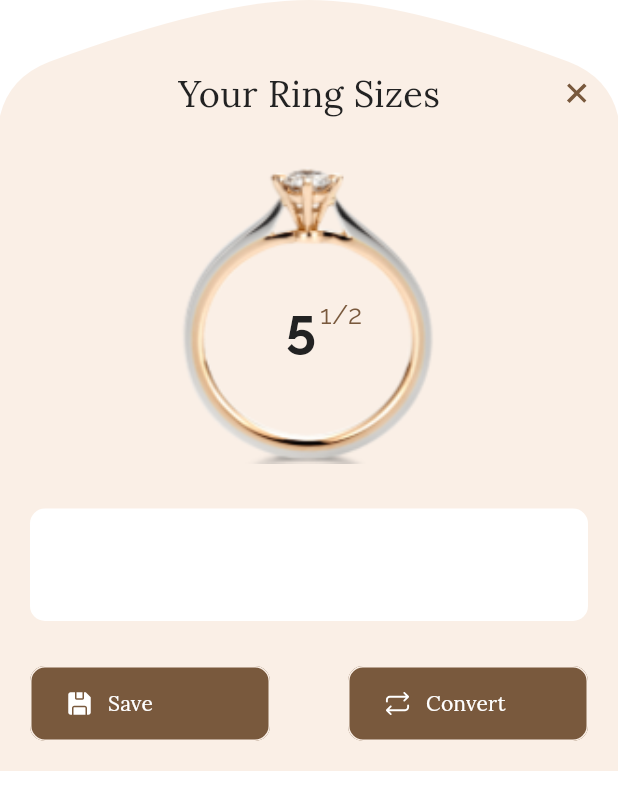
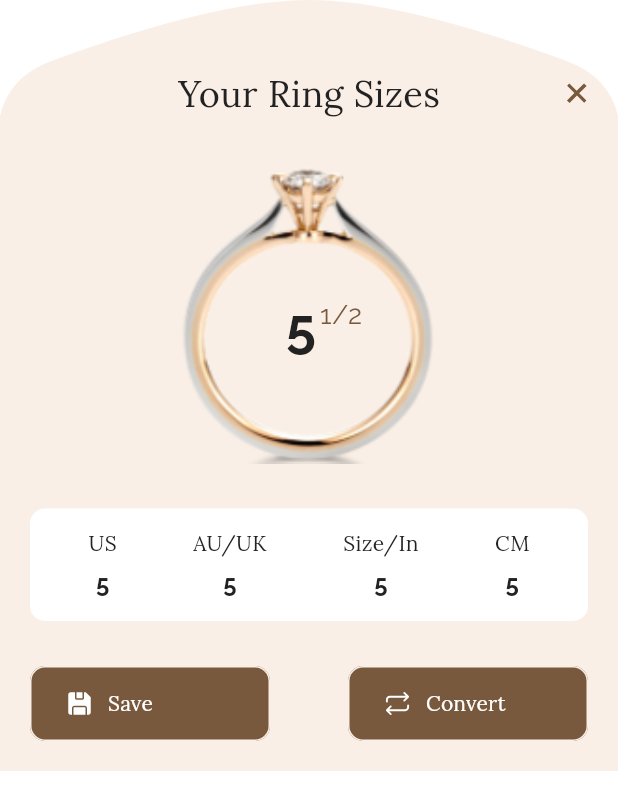
Before and after one commit to s0urav-hald3r/ring_sizer, a Flutter app: the GetRingSize widget shown alone on an empty page, opened directly, on a phone screen of 412 x 824 dp. Shown: the top 810 px of the screen. Run offline on Flutter 3.47's test engine with Material 3 defaults, Android fonts, the phone set to English and light mode, and no system bars; our stand-ins replace dotted_border, flutter_svg, get, get_storage, google_fonts; accounts and stored records are empty.

Commit message:
UI complete

```diff
--- a/lib/components/get_ring_size.dart
+++ b/lib/components/get_ring_size.dart
@@ -81,10 +81,91 @@ class GetRingSize extends StatelessWidget {
             Container(
               width: size.width,
               height: 75,
+              padding: const EdgeInsets.all(13.5),
               decoration: BoxDecoration(
                 color: Colors.white,
                 borderRadius: BorderRadius.circular(10),
               ),
+              child: Row(
+                  mainAxisAlignment: MainAxisAlignment.spaceAround,
+                  children: [
+                    Column(children: [
+                      Text(
+                        'US',
+                        style: GoogleFonts.lora(
+                          fontSize: 14,
+                          fontWeight: FontWeight.w400,
+                          color: textColor,
+                        ),
+                      ),
+                      const SizedBox(height: 5),
+                      Text(
+                        '5',
+                        style: GoogleFonts.raleway(
+                          fontSize: 16,
+                          fontWeight: FontWeight.w700,
+                          color: textColor,
+                        ),
+                      ),
+                    ]),
+                    Column(children: [
+                      Text(
+                        'AU/UK',
+                        style: GoogleFonts.lora(
+                          fontSize: 14,
+                          fontWeight: FontWeight.w400,
+                          color: textColor,
+                        ),
+                      ),
+                      const SizedBox(height: 5),
+                      Text(
+                        '5',
+                        style: GoogleFonts.raleway(
+                          fontSize: 16,
+                          fontWeight: FontWeight.w700,
+                          color: textColor,
+                        ),
+                      ),
+                    ]),
+                    Column(children: [
+                      Text(
+                        'Size/In',
+                        style: GoogleFonts.lora(
+                          fontSize: 14,
+                          fontWeight: FontWeight.w400,
+                          color: textColor,
+                        ),
+                      ),
+                      const SizedBox(height: 5),
+                      Text(
+                        '5',
+                        style: GoogleFonts.raleway(
+                          fontSize: 16,
+                          fontWeight: FontWeight.w700,
+                          color: textColor,
+                        ),
+                      ),
+                    ]),
+                    Column(children: [
+                      Text(
+                        'CM',
+                        style: GoogleFonts.lora(
+                          fontSize: 14,
+                          fontWeight: FontWeight.w400,
+                          color: textColor,
+                        ),
+                      ),
+                      const SizedBox(height: 5),
+                      Text(
+                        '5',
+                        style: GoogleFonts.raleway(
+                          fontSize: 16,
+                          fontWeight: FontWeight.w700,
+                          color: textColor,
+                        ),
+                      ),
+                    ]),
+                  ]),
             ),
             const SizedBox(height: 30),
             Row(mainAxisAlignment: MainAxisAlignment.spaceBetween, children: [
```
